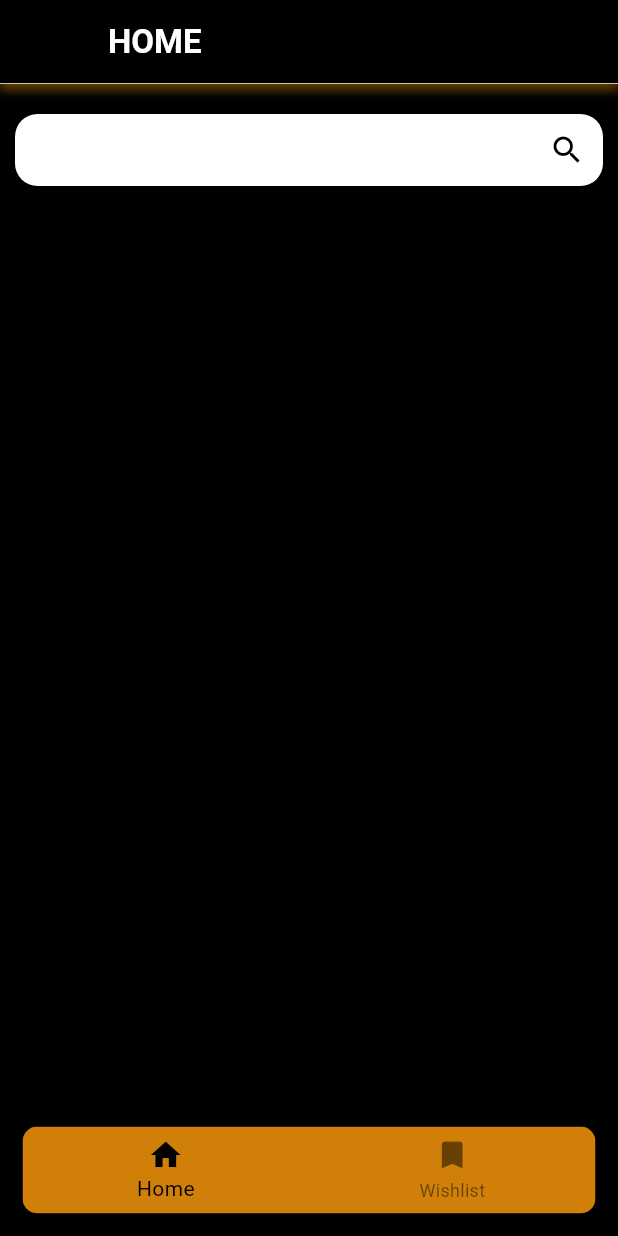
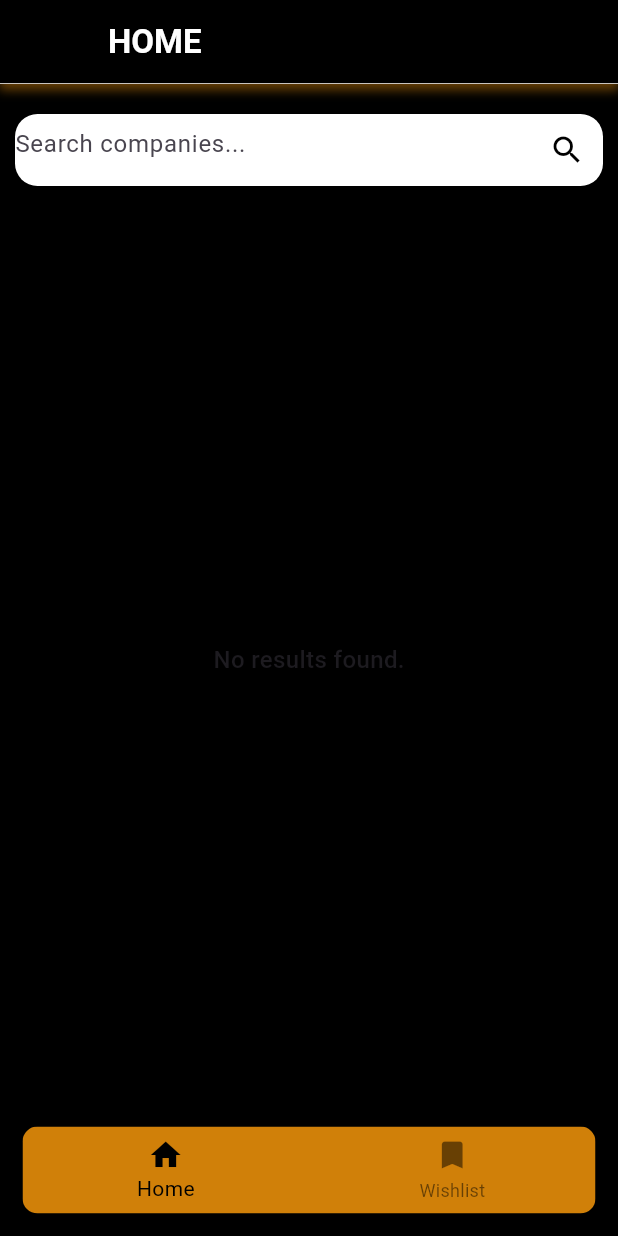
Before and after one commit to sahidvp/stock_app, a Flutter app: the screen it shows after launch, on a phone screen of 412 x 824 dp. Run offline on Flutter 3.47's test engine with Material 3 defaults, Android fonts, the phone set to English and light mode, and no system bars; our stand-ins replace lottie.

Commit message:
feat: search filed functinlaity added

```diff
--- a/lib/config/api_key.dart
+++ b/lib/config/api_key.dart
@@ -1,4 +1,4 @@
 class ApiKeys {
   static const String apiKey = "V1HRVX98M5L4UL6A";
- static const String baseUrl = 'https://www.alphavantage.co/query';
+
 }
--- /dev/null
+++ b/lib/controller/search_provider.dart
@@ -0,0 +1,29 @@
+import 'package:flutter/foundation.dart';
+
+import '../model/search_results.dart';
+import '../services/search_service.dart';
+
+class SearchProvider extends ChangeNotifier {
+  final SearchService _searchService = SearchService();
+  List<SearchResult> _searchResults = [];
+  bool _isLoading = false;
+
+  List<SearchResult> get searchResults => _searchResults;
+  bool get isLoading => _isLoading;
+
+  Future<void> search(String keywords) async {
+    _isLoading = true;
+    notifyListeners();
+
+    try {
+      final results = await _searchService.fetchSearchResults(keywords);
+      _searchResults = results.bestMatches;
+    } catch (e) {
+      _searchResults = [];
+      rethrow;
+    } finally {
+      _isLoading = false;
+      notifyListeners();
+    }
+  }
+}
--- /dev/null
+++ b/lib/services/search_service.dart
@@ -0,0 +1,22 @@
+import 'dart:convert';
+import 'package:http/http.dart' as http;
+import 'package:stock_app/config/api_key.dart';
+import 'package:stock_app/model/search_results.dart';
+
+
+class SearchService {
+  static const String _baseUrl = 'https://www.alphavantage.co/query';
+  static const String _apiKey = ApiKeys.apiKey;
+
+  Future<SearchResultsResponse> fetchSearchResults(String keywords) async {
+    final url = Uri.parse('$_baseUrl?function=SYMBOL_SEARCH&keywords=$keywords&apikey=$_apiKey');
+    final response = await http.get(url);
+
+    if (response.statusCode == 200) {
+      final data = json.decode(response.body);
+      return SearchResultsResponse.fromJson(data);
+    } else {
+      throw Exception('Failed to fetch search results');
+    }
+  }
+}
--- a/lib/view/home_screen.dart/home_screen.dart
+++ b/lib/view/home_screen.dart/home_screen.dart
@@ -1,20 +1,48 @@
+
+import 'dart:async';
+
 import 'package:flutter/material.dart';
+import 'package:provider/provider.dart';
 
-import 'package:iconsax_plus/iconsax_plus.dart';
+import 'package:stock_app/controller/search_provider.dart';
 import 'package:stock_app/utils/app_colors.dart';
 
 import 'widgets/bottom_nav_bar.dart';
 
-class HomeScreen extends StatelessWidget {
+class HomeScreen extends StatefulWidget {
   const HomeScreen({super.key});
 
   @override
+  State<HomeScreen> createState() => _HomeScreenState();
+}
+
+class _HomeScreenState extends State<HomeScreen> {
+  Timer? _debounce;
+
+  void _onSearchChanged(String query, SearchProvider searchProvider) {
+    if (_debounce?.isActive ?? false) _debounce!.cancel();
+    _debounce = Timer(const Duration(milliseconds: 500), () {
+      if (query.isNotEmpty) {
+        searchProvider.search(query);
+      }
+    });
+  }
+
+  @override
+  void dispose() {
+    _debounce?.cancel();
+    super.dispose();
+  }
+
+  @override
   Widget build(BuildContext context) {
+    final searchProvider = Provider.of<SearchProvider>(context);
+
     return Scaffold(
       appBar: AppBar(
         backgroundColor: AppColors.backgroundColor,
         centerTitle: false,
-        leading: SizedBox.shrink(),
+        leading: const SizedBox.shrink(),
         title: Text(
           "HOME",
           style: TextStyle(
@@ -29,7 +57,7 @@ class HomeScreen extends StatelessWidget {
                     AppColors.secondaryColor.withOpacity(0.5), // Shadow color
                 spreadRadius: 1,
                 blurRadius: 5, // Adjust for soft or sharp shadow
-                offset: Offset(0, 3), // Shadow position
+                offset: const Offset(0, 3), // Shadow position
               ),
             ],
             border: Border(
@@ -44,19 +72,58 @@ class HomeScreen extends StatelessWidget {
       body: Column(
         children: [
           Padding(
-            padding: EdgeInsets.symmetric(horizontal: 10, vertical: 20),
+            padding: const EdgeInsets.symmetric(horizontal: 10, vertical: 20),
             child: Container(
               decoration: BoxDecoration(
                 color: AppColors.foregroundColor,
-                    borderRadius: BorderRadius.circular(15)),
+                borderRadius: BorderRadius.circular(15),
+              ),
               child: TextFormField(
-                  decoration: InputDecoration(
+                onChanged: (value) => _onSearchChanged(value, searchProvider),
+                decoration: const InputDecoration(
                   border: InputBorder.none,
+                  hintText: "Search companies...",
                   suffixIcon: Icon(
                     Icons.search,
                     color: Colors.black,
-                      )),
-                )),
+                  ),
+                ),
+              ),
+            ),
+          ),
+          if (searchProvider.isLoading)
+            const Center(child: CircularProgressIndicator())
+          else if (searchProvider.searchResults.isEmpty)
+            const Expanded(
+              child: Center(
+                child: Text(
+                  "No results found.",
+                  style: TextStyle(fontSize: 16, fontWeight: FontWeight.w500),
+                ),
+              ),
+            )
+          else
+            Expanded(
+              child: ListView.builder(
+                itemCount: searchProvider.searchResults.length,
+                itemBuilder: (context, index) {
+                  final result = searchProvider.searchResults[index];
+                  return ListTile(
+                    title: Text(
+                      result.name,
+                      style: TextStyle(
+                        fontWeight: FontWeight.bold,
+                        color: AppColors.foregroundColor,
+                      ),
+                    ),
+                    subtitle: Text("${result.symbol} (${result.region})"),
+                    trailing: Text(
+                      result.currency,
+                      style: TextStyle(color: AppColors.secondaryColor),
+                    ),
+                  );
+                },
+              ),
             ),
         ],
       ),
--- a/pubspec.yaml
+++ b/pubspec.yaml
@@ -37,6 +37,8 @@ dependencies:
   cupertino_icons: ^1.0.8
   lottie: ^3.1.3
   iconsax_plus: ^1.0.0
+  http: ^1.2.2
+  provider: ^6.1.2
 
 
 dev_dependencies:
```
Also changed, not shown: lib/main.dart (+10 -3 lines), pubspec.lock. Lines whose indentation alone changed are shown as unchanged.
